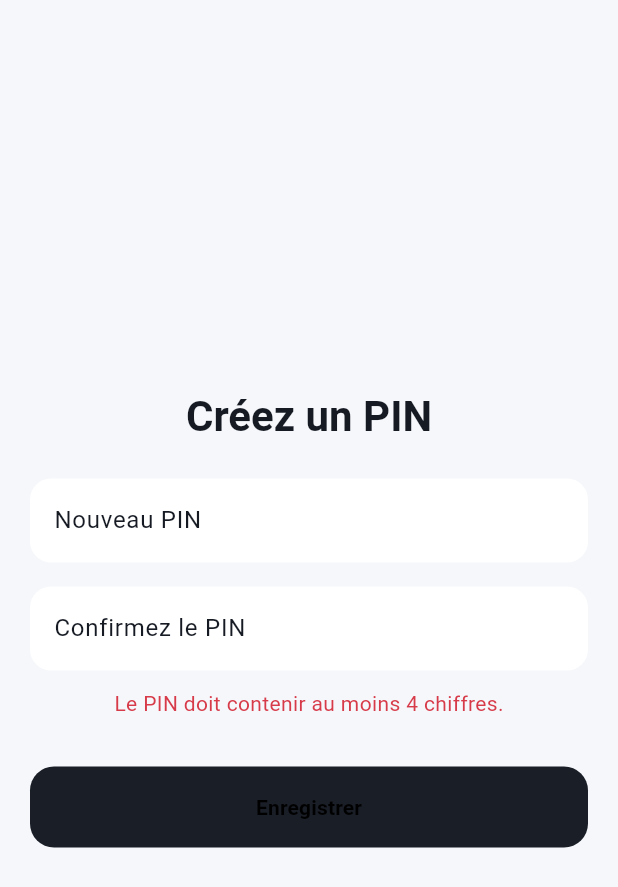
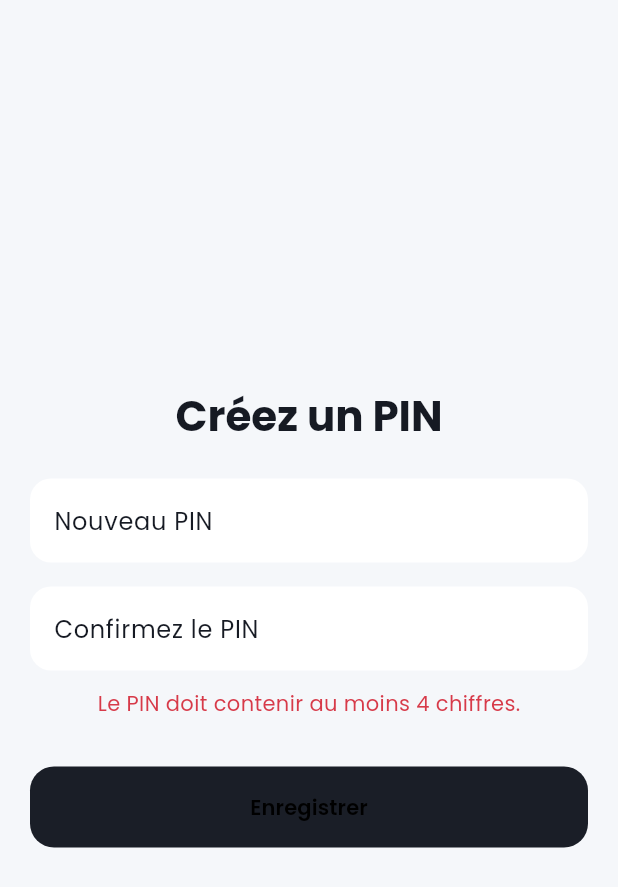
Before and after one commit to Gouzman/Life_Os, a Flutter app: the screen it shows once a user with an empty profile is signed in, after a tap on "Enregistrer", on a phone screen of 412 x 824 dp. Shown: the top 887 px of the screen. Run offline on Flutter 3.47's test engine with Material 3 defaults, Android fonts, the phone set to English and light mode, and no system bars; our stand-ins replace audioplayers, cloud_firestore, equatable, firebase_auth, fl_chart, flutter_dotenv and 7 more; accounts and stored records are empty; Roboto replaces fonts that are missing (Outfit).

Commit message:
modification des pages splash screen et de la police

```diff
--- a/dun/lib/config/theme/app_typography.dart
+++ b/dun/lib/config/theme/app_typography.dart
@@ -1,50 +1,44 @@
 import 'package:flutter/material.dart';
+import 'package:google_fonts/google_fonts.dart';
 
 class AppTypography {
   const AppTypography._();
 
-  static const String fontFamily = 'Outfit';
+  static TextTheme textTheme(Color textColor) {
+    final base = GoogleFonts.poppinsTextTheme();
 
-  static TextTheme textTheme(Color textColor) {
-    return TextTheme(
-      displayLarge: TextStyle(
-        fontFamily: fontFamily,
+    return base.copyWith(
+      displayLarge: base.displayLarge?.copyWith(
         fontWeight: FontWeight.w700,
         fontSize: 40,
         color: textColor,
       ),
-      headlineMedium: TextStyle(
-        fontFamily: fontFamily,
+      headlineMedium: base.headlineMedium?.copyWith(
         fontWeight: FontWeight.w700,
         fontSize: 28,
         color: textColor,
       ),
-      titleLarge: TextStyle(
-        fontFamily: fontFamily,
+      titleLarge: base.titleLarge?.copyWith(
         fontWeight: FontWeight.w600,
         fontSize: 20,
         color: textColor,
       ),
-      titleMedium: TextStyle(
-        fontFamily: fontFamily,
+      titleMedium: base.titleMedium?.copyWith(
         fontWeight: FontWeight.w500,
         fontSize: 16,
         color: textColor,
       ),
-      bodyLarge: TextStyle(
-        fontFamily: fontFamily,
+      bodyLarge: base.bodyLarge?.copyWith(
         fontWeight: FontWeight.w400,
         fontSize: 16,
         color: textColor,
       ),
-      bodyMedium: TextStyle(
-        fontFamily: fontFamily,
+      bodyMedium: base.bodyMedium?.copyWith(
         fontWeight: FontWeight.w400,
         fontSize: 14,
         color: textColor,
       ),
-      labelLarge: TextStyle(
-        fontFamily: fontFamily,
+      labelLarge: base.labelLarge?.copyWith(
         fontWeight: FontWeight.w600,
         fontSize: 14,
         color: textColor,
--- a/dun/lib/features/splash/presentation/screens/splash_screen.dart
+++ b/dun/lib/features/splash/presentation/screens/splash_screen.dart
@@ -16,27 +16,39 @@ class SplashScreen extends StatelessWidget {
             colors: [
               Color(0xFF5B16FF),
               Color(0xFF712DFF),
-              Color(0xFF8D55F5),
-              Color(0xFFB582F3),
+              Color(0xFF9658F5),
+              Color(0xFFB982F0),
             ],
-            stops: [0.0, 0.38, 0.72, 1.0],
+            stops: [
+              0.0,
+              0.38,
+              0.72,
+              1.0,
+            ],
           ),
         ),
         child: SafeArea(
           child: LayoutBuilder(
             builder: (context, constraints) {
-              final shortestSide = constraints.biggest.shortestSide;
+              final shortestSide =
+                  constraints.biggest.shortestSide;
 
-              // Grand logo
+              // Logo principal.
               final logoWidth = (shortestSide * 0.48).clamp(
                 150.0,
                 230.0,
               );
 
-              // Logo + slogan : volontairement plus petit
-              final brandWidth = (shortestSide * 0.38).clamp(
-                130.0,
-                200.0,
+              // Logo-2 plus petit pour limiter le flou.
+              final brandWidth = (shortestSide * 0.25).clamp(
+                90.0,
+                125.0,
+              );
+
+              final taglineFontSize =
+                  (shortestSide * 0.035).clamp(
+                12.0,
+                15.0,
               );
 
               return Center(
@@ -50,30 +62,29 @@ class SplashScreen extends StatelessWidget {
                     ),
 
                     SizedBox(
-                      height: shortestSide * 0.045,
+                      height: shortestSide * 0.035,
                     ),
 
-                    // Image 2 réduite
-                    SizedBox(
+                    Image.asset(
+                      'assets/images/Logo-2.png',
                       width: brandWidth,
-                      height: 50,
-                      child: Image.asset(
-                        'assets/images/Logo-2.png',
-                        fit: BoxFit.contain,
-                      ),
+                      fit: BoxFit.contain,
                     ),
 
-                    const SizedBox(height: 16),
+                    const SizedBox(height: 12),
 
-                    const Padding(
-                      padding: EdgeInsets.symmetric(horizontal: 24),
+                    Padding(
+                      padding: const EdgeInsets.symmetric(
+                        horizontal: 20,
+                      ),
                       child: Text(
-                        'Organisez votre vie, une tâche à la fois.',
+                        'Organistion - Education - Planification',
                         textAlign: TextAlign.center,
                         style: TextStyle(
                           color: Colors.white,
-                          fontSize: 16,
+                          fontSize: taglineFontSize,
                           fontWeight: FontWeight.w400,
+                          letterSpacing: 0.1,
                         ),
                       ),
                     ),
--- a/dun/pubspec.yaml
+++ b/dun/pubspec.yaml
@@ -47,6 +47,7 @@ dependencies:
   timezone: ^0.11.1
   audioplayers: ^6.7.1
   supabase_flutter: ^2.17.2
+  google_fonts: ^8.2.1
 
 dev_dependencies:
   flutter_test:
@@ -76,6 +77,7 @@ flutter:
     - assets/images/
     - assets/sounds/
     - assets/animations/
+    - .env.dev
 
   # To add custom fonts to your application, add a fonts section here,
   # in this "flutter" section. Each entry in this list should have a
```
Also changed, not shown: dun/pubspec.lock.
